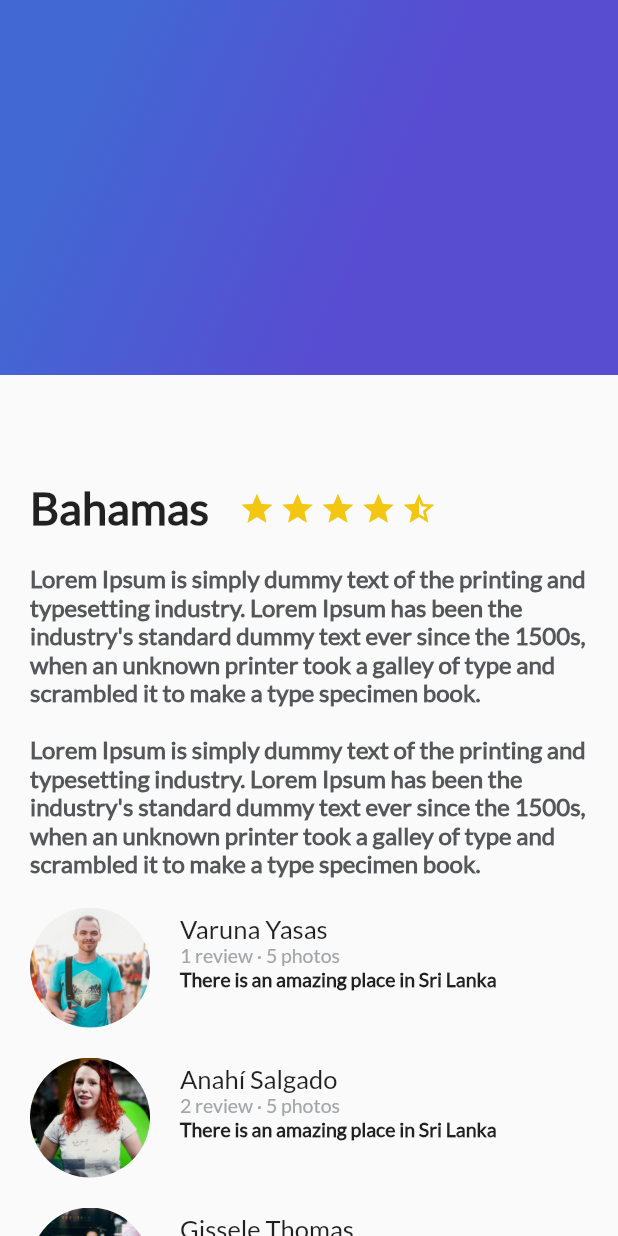
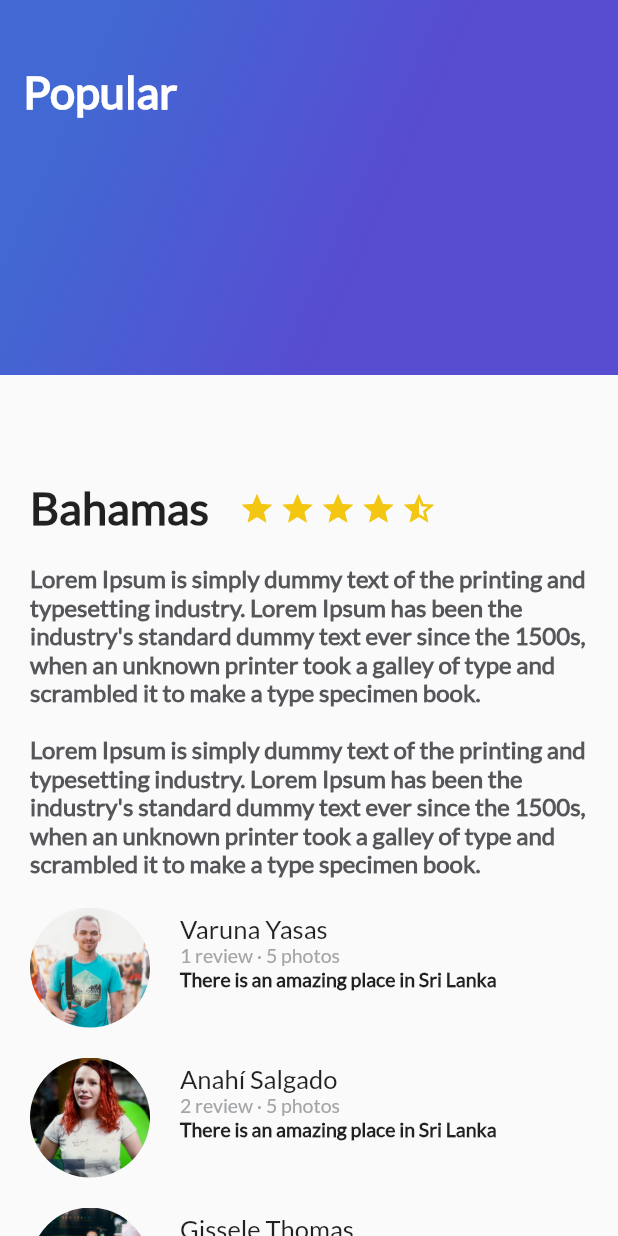
Before and after one commit to anncode1/Curso-de-Flutter-Avanzado-en-Platzi, a Flutter app: the screen it shows after launch, on a phone screen of 412 x 824 dp. Run offline on Flutter 3.47's test engine with Material 2 defaults, Android fonts, the phone set to English and light mode, and no system bars.

```diff
--- a/platzi_trips_app/lib/gradient_back.dart
+++ b/platzi_trips_app/lib/gradient_back.dart
@@ -1,6 +1,12 @@
 import 'package:flutter/material.dart';
 
 class GradientBack extends StatelessWidget {
+
+
+  String title = "Popular";
+
+  GradientBack(this.title);
+
   @override
   Widget build(BuildContext context) {
     // TODO: implement build
@@ -18,6 +24,20 @@ class GradientBack extends StatelessWidget {
             tileMode: TileMode.clamp
         )
       ),
+
+
+      child: Text(
+        title,
+        style: TextStyle(
+          color: Colors.white,
+          fontSize: 30.0,
+          fontFamily: "Lato",
+          fontWeight: FontWeight.bold
+        ),
+      ),
+
+      alignment: Alignment(-0.9, -0.6),
+
     );
   }
 
--- a/platzi_trips_app/lib/main.dart
+++ b/platzi_trips_app/lib/main.dart
@@ -35,7 +35,7 @@ class MyApp extends StatelessWidget {
 
               ],
             ),
-            GradientBack()
+            GradientBack("Popular")
           ],
         ),
       )//MyHomePage(title: 'Flutter Demo Home Page'),
--- a/platzi_trips_app/pubspec.yaml
+++ b/platzi_trips_app/pubspec.yaml
@@ -70,6 +70,12 @@ flutter:
     - assets/img/people.jpg
     - assets/img/ann.jpg
     - assets/img/girl.jpg
+    - assets/img/mountain.jpeg
+    - assets/img/beach.jpeg
+    - assets/img/beach_palm.jpeg
+    - assets/img/mountain_stars.jpeg
+    - assets/img/sunset.jpeg
+    - assets/img/river.jpeg
 
   fonts:
     - family: Lato
```
Also changed, not shown: platzi_trips_app/lib/card_image.dart (added, +43 -0 lines), platzi_trips_app/assets/img/beach.jpeg (added), platzi_trips_app/assets/img/beach_palm.jpeg (added), platzi_trips_app/assets/img/mountain.jpeg (added), platzi_trips_app/assets/img/mountain_stars.jpeg (added), platzi_trips_app/assets/img/river.jpeg (added), platzi_trips_app/assets/img/sunset.jpeg (added), 1 other file.
